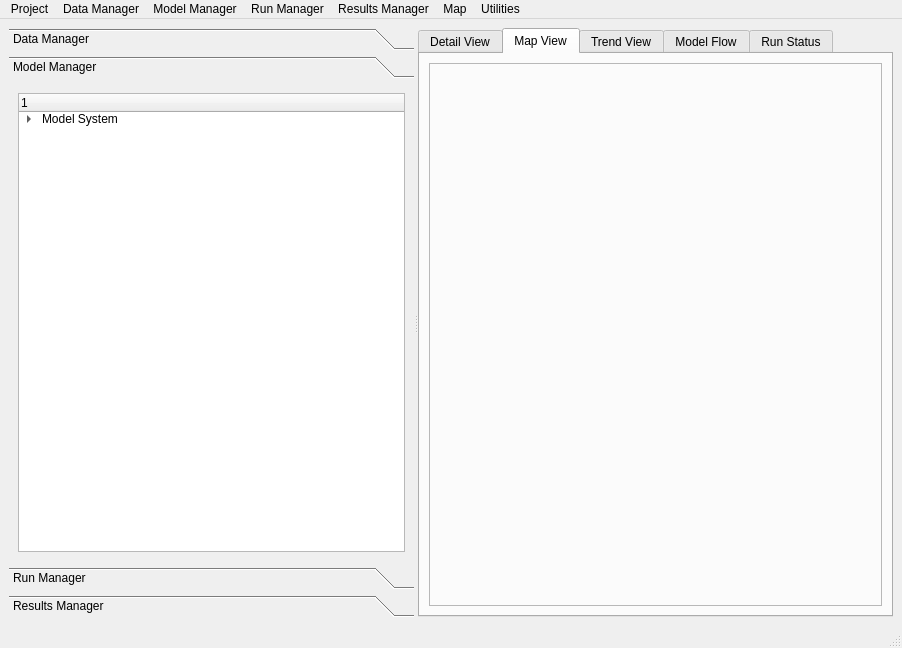
Qt form opus_gui/Main/opusMain.ui (psrc/urbansim) before a commit.
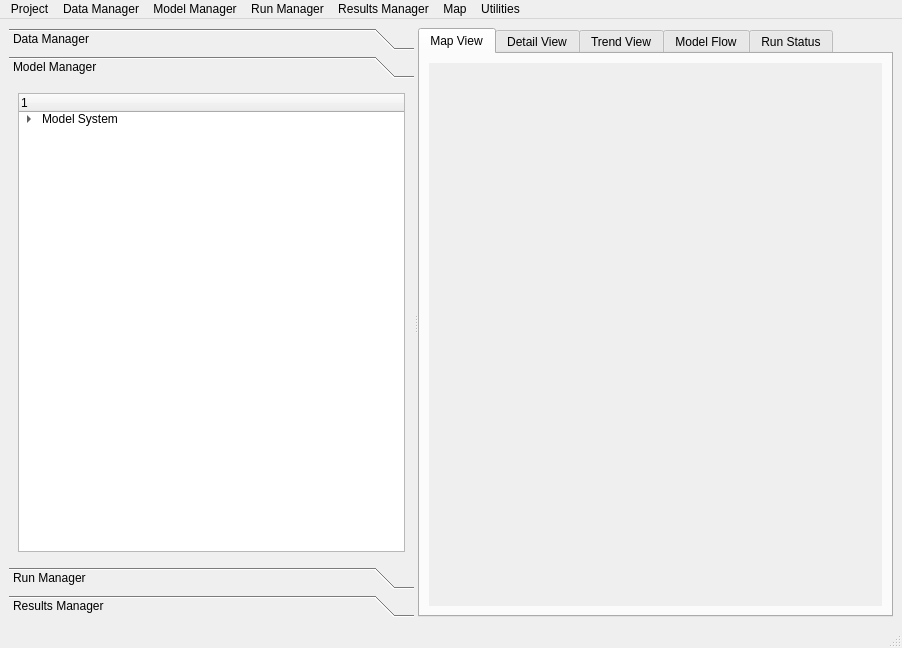
The same form after that commit. The open tabs and pages were chosen to show the change. Icons and pictures are not drawn.

Commit message: Added a simple mapcanvas in the map tab and auto load a simple states shapefile to show adding a simple map.

Diff of the .ui file:
```diff
--- a/opus_gui/Main/opusMain.ui
+++ b/opus_gui/Main/opusMain.ui
@@ -255,6 +255,32 @@
        <property name="currentIndex" >
         <number>1</number>
        </property>
+       <widget class="QWidget" name="tab_mapView" >
+        <attribute name="title" >
+         <string>Map View</string>
+        </attribute>
+        <layout class="QGridLayout" >
+         <property name="margin" >
+          <number>9</number>
+         </property>
+         <property name="spacing" >
+          <number>6</number>
+         </property>
+         <item row="0" column="0" >
+          <widget class="QWidget" native="1" name="widgetMap" >
+           <property name="minimumSize" >
+            <size>
+             <width>100</width>
+             <height>100</height>
+            </size>
+           </property>
+           <property name="autoFillBackground" >
+            <bool>true</bool>
+           </property>
+          </widget>
+         </item>
+        </layout>
+       </widget>
        <widget class="QWidget" name="tab_detailView" >
         <attribute name="title" >
          <string>Detail View</string>
@@ -282,37 +308,6 @@
          </item>
         </layout>
        </widget>
-       <widget class="QWidget" name="tab_mapView" >
-        <attribute name="title" >
-         <string>Map View</string>
-        </attribute>
-        <layout class="QGridLayout" >
-         <property name="margin" >
-          <number>9</number>
-         </property>
-         <property name="spacing" >
-          <number>6</number>
-         </property>
-         <item row="0" column="0" >
-          <widget class="QFrame" name="frameMap" >
-           <property name="sizePolicy" >
-            <sizepolicy>
-             <hsizetype>5</hsizetype>
-             <vsizetype>5</vsizetype>
-             <horstretch>0</horstretch>
-             <verstretch>0</verstretch>
-            </sizepolicy>
-           </property>
-           <property name="frameShape" >
-            <enum>QFrame::StyledPanel</enum>
-           </property>
-           <property name="frameShadow" >
-            <enum>QFrame::Raised</enum>
-           </property>
-          </widget>
-         </item>
-        </layout>
-       </widget>
        <widget class="QWidget" name="tab_trendView" >
         <attribute name="title" >
          <string>Trend View</string>
```
Left out of the diff: 8 changed lines with no effect on the pictures. The commit also changes 1 other file.
